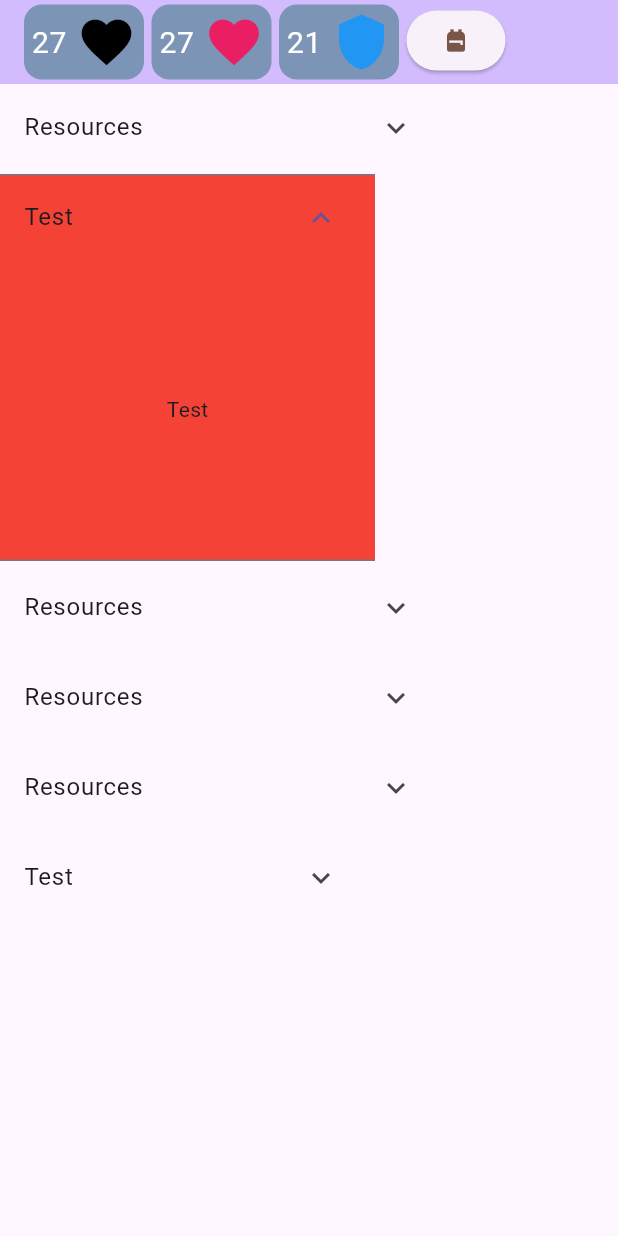
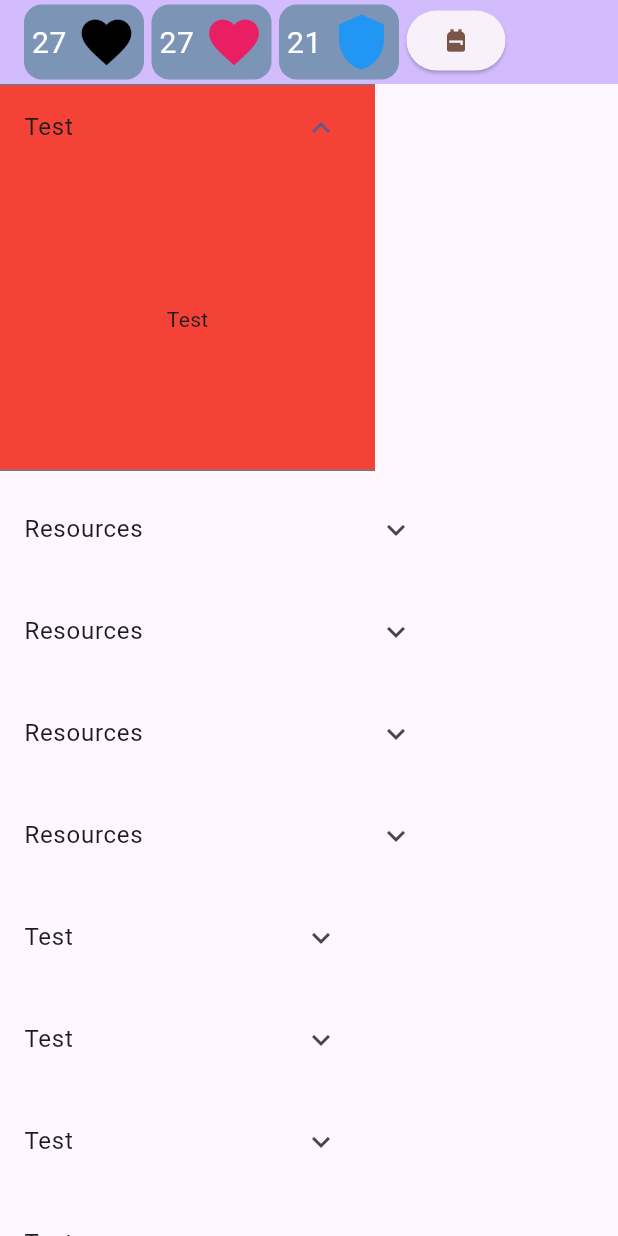
Before and after one commit to Patrycioss/DNDTracker, a Flutter app: the screen it shows after launch, after a tap on "Test", on a phone screen of 412 x 824 dp. Run offline on Flutter 3.47's test engine with Material 3 defaults, Android fonts, the light colour scheme and no system bars.

Commit message:
Scrollable fancy layout

```diff
--- /dev/null
+++ b/lib/fancy_layout/delegates/fancy_layout_delegate.dart
@@ -0,0 +1,101 @@
+import 'package:flutter/material.dart';
+
+class FancyLayoutDelegate extends MultiChildLayoutDelegate {
+  final Offset offsetBetweenWidgets;
+  final Offset padding;
+  final Iterable<String> ids;
+  final Function(double) heightCallback;
+
+  final List<_LayoutRow> _rows = [];
+
+  FancyLayoutDelegate(
+      this.ids, this.offsetBetweenWidgets, this.padding, this.heightCallback);
+
+  @override
+  void performLayout(Size size) {
+    int currentRow = 0;
+    int rowIndex = 0;
+    _rows.add(_LayoutRow());
+
+    double lowestY = 0;
+
+    for (var id in ids) {
+      final Size currentSize = layoutChild(
+          id, BoxConstraints(maxHeight: size.height, maxWidth: size.width));
+
+      Offset position = padding;
+
+      double x = 0;
+      if (rowIndex != 0) {
+        final previousInfo = _rows[currentRow].infos[rowIndex - 1];
+        x = previousInfo.offset.dx + previousInfo.size.width;
+        x += offsetBetweenWidgets.dx;
+      }
+
+      position = _calcOffset(
+          x, currentSize, currentRow == 0 ? null : _rows[currentRow - 1]);
+
+      if (position.dx + currentSize.width >= size.width - padding.dx) {
+        _rows.add(_LayoutRow());
+        rowIndex = 0;
+        currentRow++;
+
+        final aboveRow = _rows[currentRow - 1];
+        position = _calcOffset(0, currentSize, aboveRow);
+      }
+
+      positionChild(id, position);
+      _rows[currentRow].infos.add(_LayoutInfo(position, currentSize));
+
+      if (position.dy > lowestY) {
+        lowestY = position.dy;
+      }
+
+      rowIndex++;
+    }
+
+    _rows.clear();
+    heightCallback(lowestY);
+  }
+
+  Offset _calcOffset(double x, Size size, _LayoutRow? aboveRow) {
+    double? properY = 0;
+    double thisRightBound = x + size.width;
+
+    if (aboveRow == null) {
+      return Offset(x, 0);
+    }
+
+    for (int i = 0; i < aboveRow.infos.length; i++) {
+      final info = aboveRow.infos[i];
+
+      double infoRightBound = info.offset.dx + info.size.width;
+
+      if (info.offset.dx < thisRightBound && infoRightBound > x) {
+        double proposedY =
+            info.offset.dy + offsetBetweenWidgets.dy + info.size.height;
+        if (properY == null || proposedY > properY) {
+          properY = proposedY;
+        }
+      }
+    }
+
+    return Offset(x, properY!);
+  }
+
+  @override
+  bool shouldRelayout(FancyLayoutDelegate oldDelegate) {
+    return oldDelegate.ids.length != oldDelegate.ids.length;
+  }
+}
+
+class _LayoutInfo {
+  final Offset offset;
+  final Size size;
+
+  _LayoutInfo(this.offset, this.size);
+}
+
+class _LayoutRow {
+  final List<_LayoutInfo> infos = [];
+}
--- /dev/null
+++ b/lib/fancy_layout/fancy_layout.dart
@@ -0,0 +1,2 @@
+export 'widgets/fancy_layout_widget.dart';
+export 'widgets/scrollable_fancy_layout_widget.dart';
--- /dev/null
+++ b/lib/fancy_layout/widgets/fancy_layout_widget.dart
@@ -0,0 +1,43 @@
+import 'package:flutter/cupertino.dart';
+
+import '../delegates/fancy_layout_delegate.dart';
+
+class FancyLayout extends StatefulWidget {
+  final Map<String, Widget> widgets;
+  final Offset? offsetBetweenWidgets;
+  final Offset? padding;
+
+  const FancyLayout({
+    super.key,
+    required this.widgets,
+    this.offsetBetweenWidgets,
+    this.padding,
+  });
+
+  @override
+  State<FancyLayout> createState() => _ScrollableFancyLayoutState();
+}
+
+class _ScrollableFancyLayoutState extends State<FancyLayout> {
+  double height = 2000;
+
+  @override
+  Widget build(BuildContext context) {
+    return CustomMultiChildLayout(
+      delegate: FancyLayoutDelegate(
+          widget.widgets.keys.toList(),
+          widget.offsetBetweenWidgets ?? Offset.zero,
+          widget.padding ?? Offset.zero,
+              (height) => this.height = height),
+      children: <Widget>[
+        // Create all of the colored boxes in the colors map.
+        for (final entry in widget.widgets.entries)
+        // The "id" can be any Object, not just a String.
+          LayoutId(
+            id: entry.key,
+            child: entry.value,
+          ),
+      ],
+    );
+  }
+}
--- /dev/null
+++ b/lib/fancy_layout/widgets/scrollable_fancy_layout_widget.dart
@@ -0,0 +1,32 @@
+import 'package:flutter/cupertino.dart';
+
+import 'fancy_layout_widget.dart';
+
+class ScrollableFancyLayout extends StatelessWidget {
+  final BoxConstraints constraints;
+  final Map<String, Widget> widgets;
+  final Offset? offsetBetweenWidgets;
+  final Offset? padding;
+
+  const ScrollableFancyLayout({
+    super.key,
+    required this.constraints,
+    required this.widgets,
+    this.offsetBetweenWidgets,
+    this.padding,
+  });
+
+  @override
+  Widget build(BuildContext context) {
+    return ConstrainedBox(
+      constraints: constraints,
+      child: SingleChildScrollView(
+          child: ConstrainedBox(
+              constraints: constraints,
+              child: FancyLayout(
+                  widgets: widgets,
+                  offsetBetweenWidgets: offsetBetweenWidgets,
+                  padding: padding))),
+    );
+  }
+}
--- a/lib/home/home_route.dart
+++ b/lib/home/home_route.dart
@@ -1,13 +1,12 @@
+import 'package:flutter/material.dart';
+
+import 'package:dnd_tracker/FancyLayout.dart';
 import 'package:dnd_tracker/movable_widget.dart';
 import 'package:dnd_tracker/test_widget.dart';
-import 'package:flutter/material.dart';
-import 'package:flutter_layout_grid/flutter_layout_grid.dart';
-
-import 'package:flutter_staggered_grid_view/flutter_staggered_grid_view.dart';
-
-import 'package:dnd_tracker/home/spell_library.dart';
 import 'package:dnd_tracker/home/home_title_bar.dart';
 import 'package:dnd_tracker/resource_widget.dart';
+
+import '../fancy_layout/fancy_layout.dart';
 
 class HomeRoute extends StatefulWidget {
   const HomeRoute({super.key});
@@ -17,223 +16,37 @@ class HomeRoute extends StatefulWidget {
 }
 
 class _HomeRouteState extends State<HomeRoute> {
+  final Map<String, MovableWidget> movableWidgets = <String, MovableWidget>{
+    '1': TestWidget(),
+    '2': ResourceWidget(),
+    '3': ResourceWidget(),
+    '4': ResourceWidget(),
+    '5': ResourceWidget(),
+    '6': TestWidget(),
+    '7': TestWidget(),
+    '8': TestWidget(),
+    '9': TestWidget(),
+    '10': TestWidget(),
+    '11': TestWidget(),
+    '12': TestWidget(),
+    '13': TestWidget(),
+  };
+
   @override
   Widget build(BuildContext context) {
-    int crossAxisCount = 2;
-
     return Scaffold(
       appBar: AppBar(
         backgroundColor: Theme.of(context).colorScheme.inversePrimary,
         title: const HomeTitleBar(),
-        // title: ElevatedButton(
-        //     onPressed: () {
-        //       crossAxisCount++;
-        //       movableWidgets.add(const ResourceWidget());
-        //     },
-        //     child: null),
       ),
-      body: Center(child: _NewHomeLayout()
-
-          // child: StaggeredGrid.count(
-          //   crossAxisCount: 3,
-          //   mainAxisSpacing: 0,
-          //   crossAxisSpacing: 0,
-          //
-          //   children: const [
-          //     StaggeredGridTile.count(crossAxisCellCount: 1, mainAxisCellCount: 1, child: ResourceWidget()),
-          //     StaggeredGridTile.count(crossAxisCellCount: 1, mainAxisCellCount: 2, child: ResourceWidget()),
-          //     StaggeredGridTile.count(crossAxisCellCount: 1, mainAxisCellCount: 1, child: ResourceWidget()),
-          //     StaggeredGridTile.count(crossAxisCellCount: 2, mainAxisCellCount: 1, child: ResourceWidget()),
-          //     StaggeredGridTile.count(crossAxisCellCount: 1, mainAxisCellCount: 1, child: ResourceWidget()),
-          //   ],
-          //
-          // ),
-
-          // child: Column(
-          //   mainAxisAlignment: MainAxisAlignment.start,
-          //   children: <Widget>[
-          //     ResourceWidget(),
-          //     SpellLibrary(),
-          //   ],
-          // ),
-          ),
-    );
-  }
-}
-
-class _HomeLayout extends StatefulWidget {
-  //number of childs used in the example
-  static const itemCount = 8;
-
-  @override
-  State<_HomeLayout> createState() => _HomeLayoutState();
-}
-
-class _NewHomeLayout extends StatelessWidget {
-  final Map<String, MovableWidget> _movableWidgets = <String, MovableWidget>{
-    '1': ResourceWidget(),
-    '2': TestWidget(),
-    '3': ResourceWidget(),
-    '4': ResourceWidget(),
-    '5': ResourceWidget(),
-    '6': TestWidget(),
-  };
-
-  _NewHomeLayout({super.key});
-
-  @override
-  Widget build(BuildContext context) {
-    return CustomMultiChildLayout(
-      delegate: _CascadeLayoutDelegate(_movableWidgets.keys.toList()),
-      children: <Widget>[
-        // Create all of the colored boxes in the colors map.
-        for (final MapEntry<String, MovableWidget> entry
-            in _movableWidgets.entries)
-          // The "id" can be any Object, not just a String.
-          LayoutId(
-            id: entry.key,
-            child: entry.value,
-          ),
-      ],
-    );
-  }
-}
-
-class _LayoutInfo {
-  final Offset offset;
-  final Size size;
-
-  _LayoutInfo(this.offset, this.size);
-}
-
-class _LayoutRow {
-  final List<_LayoutInfo> infos = [];
-}
-
-class _CascadeLayoutDelegate extends MultiChildLayoutDelegate {
-
-  static const double xOffset = 2;
-  static const double yOffset = 2;
-
-  final List<String> ids;
-
-  final List<_LayoutRow> _rows = [];
-
-  _CascadeLayoutDelegate(this.ids);
-
-  // Perform layout will be called when re-layout is needed.
-  @override
-  void performLayout(Size size) {
-    int currentRow = 0;
-    int rowIndex = 0;
-    _rows.add(_LayoutRow());
-
-    for (int i = 0; i < ids.length; i++) {
-      final currentID = ids[i];
-      final Size currentSize = layoutChild(currentID,
-          BoxConstraints(maxHeight: size.height, maxWidth: size.width));
-
-      Offset position = const Offset(2,0);
-
-      double x = 0;
-      if (rowIndex != 0) {
-        final previousInfo = _rows[currentRow].infos[rowIndex - 1];
-        x = previousInfo.offset.dx + previousInfo.size.width;
-        x += rowIndex * xOffset;
-      }
-
-      position = getProperOffset(
-          x, currentSize, currentRow == 0 ? null : _rows[currentRow - 1]);
-
-      if (position.dx + currentSize.width >= size.width) {
-        _rows.add(_LayoutRow());
-        rowIndex = 0;
-        currentRow++;
-
-        final aboveRow = _rows[currentRow - 1];
-        position = getProperOffset(0, currentSize, aboveRow);
-      }
-
-      positionChild(currentID, position);
-      _rows[currentRow].infos.add(_LayoutInfo(position, currentSize));
-      rowIndex++;
-    }
-
-    _rows.clear();
-  }
-
-  Offset getProperOffset(double x, Size size, _LayoutRow? aboveRow) {
-    double? properY = 0;
-    double thisRightBound = x + size.width;
-
-    if (aboveRow == null) {
-      return Offset(x, 0);
-    }
-
-    for (int i = 0; i < aboveRow.infos.length; i++) {
-      final info = aboveRow.infos[i];
-
-      double infoRightBound = info.offset.dx + info.size.width;
-
-      if (info.offset.dx < thisRightBound && infoRightBound > x) {
-        double proposedY = info.offset.dy + yOffset + info.size.height;
-        if (properY == null || proposedY > properY) {
-          properY = proposedY;
-        }
-      }
-    }
-
-    return Offset(x, properY!);
-  }
-
-  // shouldRelayout is called to see if the delegate has changed and requires a
-  // layout to occur. Should only return true if the delegate state itself
-  // changes: changes in the CustomMultiChildLayout attributes will
-  // automatically cause a relayout, like any other widget.
-  @override
-  bool shouldRelayout(_CascadeLayoutDelegate oldDelegate) {
-    return oldDelegate.ids.length != oldDelegate.ids.length;
-  }
-}
-
-class _HomeLayoutState extends State<_HomeLayout> {
-//list of each bloc expandable state, that is changed to trigger the animation of the AnimatedContainer
-  List<bool> expandableState =
-      List.generate(_HomeLayout.itemCount, (index) => false);
-
-  Widget bloc(double width, int index) {
-    bool isExpanded = expandableState[index];
-
-    return GestureDetector(
-      onTap: () {
-        setState(() {
-          //changing the current expandableState
-          expandableState[index] = !isExpanded;
-        });
-      },
-      child: AnimatedContainer(
-        duration: Duration(milliseconds: 200),
-        margin: const EdgeInsets.all(20.0),
-        width: !isExpanded ? width * 0.4 : width * 0.8,
-        height: !isExpanded ? width * 0.4 : width * 0.8,
-        color: Colors.red,
-      ),
-    );
-  }
-
-  @override
-  Widget build(BuildContext context) {
-    double width = MediaQuery.of(context).size.width;
-
-    return Scaffold(
-      body: Align(
-        child: SingleChildScrollView(
-          child: Wrap(
-            children: List.generate(_HomeLayout.itemCount, (index) {
-              return bloc(width, index);
-            }),
-          ),
-        ),
+      body: Center(
+        child: LayoutBuilder(
+            builder: (context, constraints) => ScrollableFancyLayout(
+                widgets: movableWidgets,
+                offsetBetweenWidgets: const Offset(10, 10),
+                constraints: const BoxConstraints(
+                  maxHeight: 2000,
+                ))),
       ),
     );
   }
--- a/lib/movable_widget.dart
+++ b/lib/movable_widget.dart
@@ -1,29 +1,23 @@
 import 'package:flutter/material.dart';
 
 abstract class MovableWidget extends StatelessWidget {
-  late final double? width;
-  late final double? height;
+  final double? width;
+  final double? height;
 
-  final ExpansionTileController _controller = ExpansionTileController();
-
-  MovableWidget({super.key, double? width, double? height})
-      : width = width ?? 300, height = height ?? 100;
-
-  Widget buildChild();
-
-  Widget buildTitle();
+  const MovableWidget({super.key, double? width, double? height})
+      : width = width ?? 300,
+        height = height ?? 100;
 
   @override
   Widget build(BuildContext context) {
     return SizedBox(
-      width: this.width,
+      width: width,
       child: ExpansionTile(
         backgroundColor: Colors.red,
         title: buildTitle(),
-        controller: _controller,
         children: [
           SizedBox(
-            height: this.height,
+            height: height,
             child: Container(
               alignment: Alignment.center,
               padding: const EdgeInsets.all(10),
@@ -34,4 +28,8 @@ abstract class MovableWidget extends StatelessWidget {
       ),
     );
   }
+
+  Widget buildChild();
+
+  Widget buildTitle();
 }
--- a/lib/resource_widget.dart
+++ b/lib/resource_widget.dart
@@ -1,12 +1,13 @@
 import 'package:dnd_tracker/movable_widget.dart';
 import 'package:flutter/cupertino.dart';
+import 'package:flutter/material.dart';
 
 class ResourceWidget extends MovableWidget {
-  ResourceWidget({super.key});
+  const ResourceWidget({super.key});
 
   @override
   Widget buildChild() {
-    return const Text("Hi");
+    return const Text("Resource!");
   }
 
   @override
--- a/pubspec.yaml
+++ b/pubspec.yaml
@@ -38,6 +38,7 @@ dependencies:
   bloc: ^8.1.4
   flutter_staggered_grid_view: ^0.7.0
   flutter_layout_grid: ^2.0.7
+  flutter_resizable_container: ^3.0.3
 
 dev_dependencies:
   flutter_test:
```
